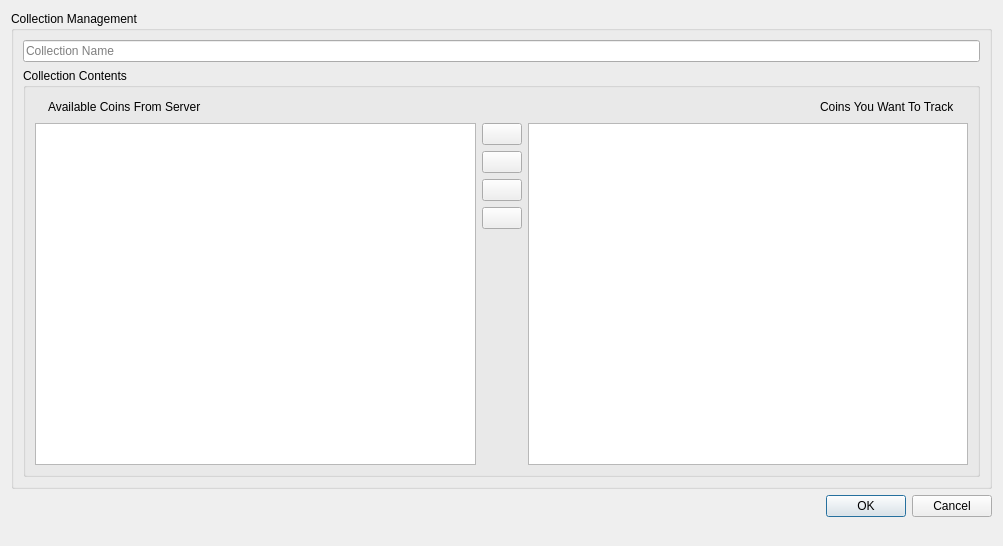
This is collectioncoinmanagementdialog.ui in qtuancr261/CryptocurrencyVisualization as Qt 5 draws it before an edit. The edited form follows.
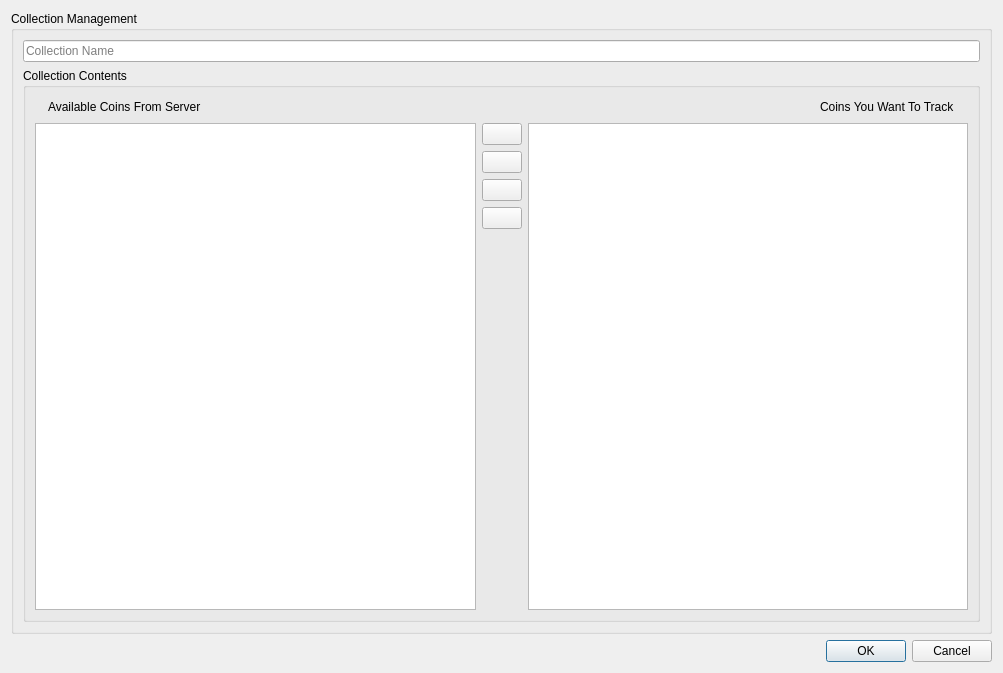
This is the edited form. Icons and pictures are not drawn.

Commit message: Update GUI | add some public slots to transfer Items between two QListWidget

What changed in the file:
```diff
--- a/collectioncoinmanagementdialog.ui
+++ b/collectioncoinmanagementdialog.ui
@@ -7,7 +7,7 @@
     <x>0</x>
     <y>0</y>
     <width>1003</width>
-    <height>546</height>
+    <height>673</height>
    </rect>
   </property>
   <property name="windowTitle">
@@ -96,7 +96,7 @@
            <item>
             <layout class="QGridLayout" name="gridLayout">
              <item row="0" column="0" rowspan="5">
-              <widget class="QListView" name="listViewAvailableCoins"/>
+              <widget class="QListWidget" name="listWidgetAvailableCoins"/>
              </item>
              <item row="0" column="1">
               <widget class="QPushButton" name="pushButtonMoveItemToLeft">
@@ -110,7 +110,7 @@
               </widget>
              </item>
              <item row="0" column="2" rowspan="5">
-              <widget class="QListView" name="listViewTrackedCoins"/>
+              <widget class="QListWidget" name="listWidgetTrackedCoins"/>
              </item>
              <item row="1" column="1">
               <widget class="QPushButton" name="pushButtonMoveItemsToRight">
@@ -178,19 +178,6 @@
      </property>
     </widget>
    </item>
-   <item>
-    <spacer name="horizontalSpacer">
-     <property name="orientation">
-      <enum>Qt::Horizontal</enum>
-     </property>
-     <property name="sizeHint" stdset="0">
-      <size>
-       <width>982</width>
-       <height>18</height>
-      </size>
-     </property>
-    </spacer>
-   </item>
   </layout>
  </widget>
  <resources>
```
The commit also changes 2 other files.
